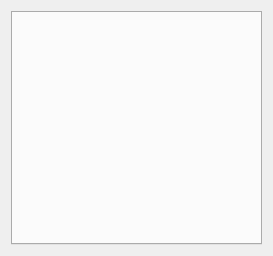
Above: software/dfmtgui/mainwin.ui from FoxVK/DFMT before the change. Below: the same form after it.
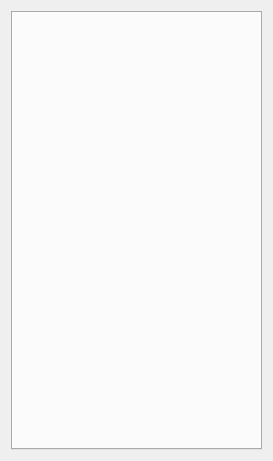
That is the form after the change. Icons and pictures are not drawn.

Diff of the .ui file:
```diff
--- a/software/dfmtgui/mainwin.ui
+++ b/software/dfmtgui/mainwin.ui
@@ -7,7 +7,7 @@
     <x>0</x>
     <y>0</y>
     <width>273</width>
-    <height>256</height>
+    <height>461</height>
    </rect>
   </property>
   <property name="windowTitle">
```
